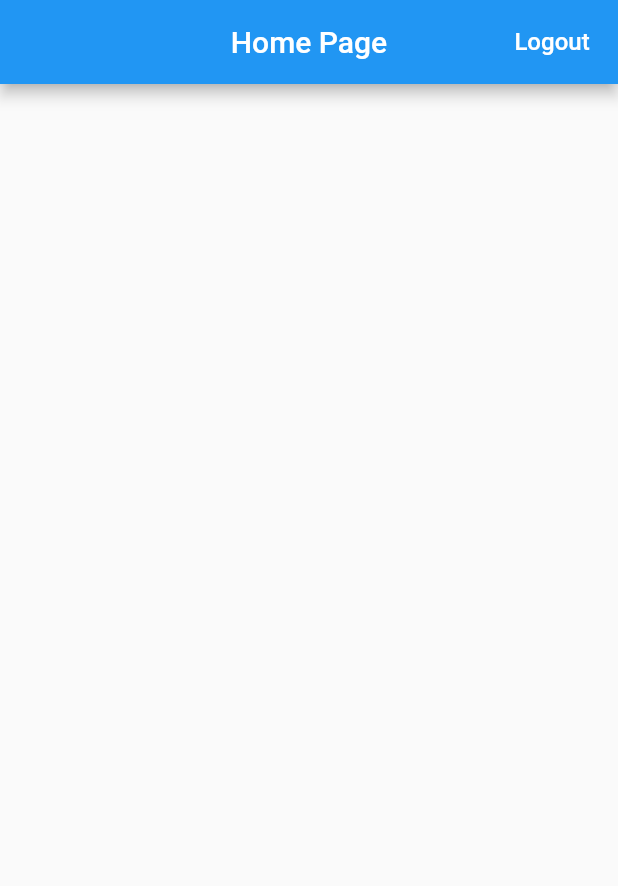
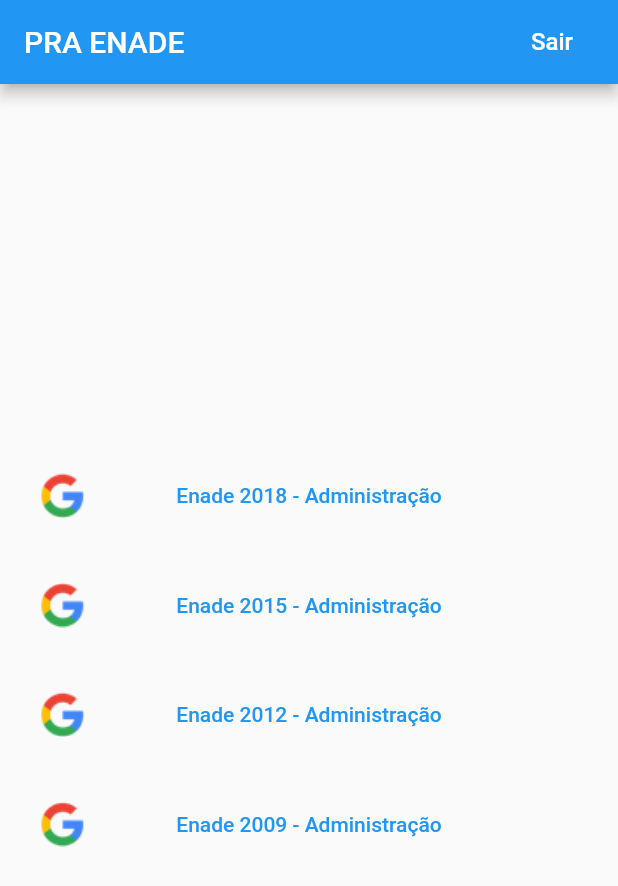
Before and after one commit to osvaldoj12/sec_enade, a Flutter app: the screen it shows once a user with an empty profile is signed in, on a phone screen of 412 x 824 dp. Shown: the top 886 px of the screen. Run offline on Flutter 3.47's test engine with Material 2 defaults, Android fonts, the phone set to English and light mode, and no system bars; our stand-ins replace firebase_auth, firebase_core, google_sign_in; missing offline and left inert: flutter_login_facebook; accounts and stored records are empty; network calls fail.

```diff
--- a/lib/pages/home_page.dart
+++ b/lib/pages/home_page.dart
@@ -1,5 +1,7 @@
 import 'package:flutter/material.dart';
 import 'package:sec_enade/auth/auth.dart';
+import 'package:sec_enade/pages/question_page.dart';
+// import 'package:sec_enade/pages/question_page.dart';
 
 class HomePage extends StatelessWidget {
   const HomePage({Key key, @required this.auth}) : super(key: key);
@@ -18,13 +20,12 @@ class HomePage extends StatelessWidget {
   Widget build(BuildContext context) {
     return Scaffold(
       appBar: AppBar(
-        title: Text('Home Page'),
-        centerTitle: true,
+        title: Text('PRA ENADE'),
         actions: [
           FlatButton(
             onPressed: _signOut,
             child: Text(
-              'Logout',
+              'Sair',
               style: TextStyle(
                 color: Colors.white,
                 fontSize: 16.0,
@@ -33,6 +34,42 @@ class HomePage extends StatelessWidget {
           ),
         ],
       ),
+      body: Container(
+        child: Column(
+          mainAxisAlignment: MainAxisAlignment.center,
+          children: <Widget>[
+            buildRow(
+                text: "Enade 2018 - Administração",
+                onPressed: () {
+                  Navigator.of(context).push(
+                      MaterialPageRoute(builder: (context) => QuestionPage()));
+                }),
+            SizedBox(height: 25),
+            buildRow(text: "Enade 2015 - Administração", onPressed: () {}),
+            SizedBox(height: 25),
+            buildRow(text: "Enade 2012 - Administração", onPressed: () {}),
+            SizedBox(height: 25),
+            buildRow(text: "Enade 2009 - Administração", onPressed: () {}),
+          ],
+        ),
+      ),
+    );
+  }
+
+  Widget buildRow({String text, VoidCallback onPressed}) {
+    return Row(
+      mainAxisAlignment: MainAxisAlignment.spaceAround,
+      children: <Widget>[
+        Image.asset('assets/google-logo.png'),
+        TextButton(
+          onPressed: onPressed,
+          child: Text(text),
+        ),
+        Opacity(
+          opacity: 0,
+          child: Image.asset('assets/google-logo.png'),
+        ),
+      ],
     );
   }
 }
--- a/lib/pages/sign_in/sign_in_page.dart
+++ b/lib/pages/sign_in/sign_in_page.dart
@@ -118,7 +118,7 @@ class SignInPage extends StatelessWidget {
                 ],
               ),
               SizedBox(height: 8.0),
-              Text('Or'),
+              Text('Ou'),
               SizedBox(height: 8.0),
               Column(
                 children: <Widget>[
--- a/pubspec.yaml
+++ b/pubspec.yaml
@@ -31,7 +31,7 @@ dependencies:
   firebase_auth: 0.18.2
   google_sign_in: 4.5.6
   flutter_login_facebook: 0.4.0+1
-
+  cloud_firestore: 0.14.2
 dev_dependencies:
   flutter_test:
     sdk: flutter
```
Also changed, not shown: lib/models/question_model.dart (added, +35 -0 lines), lib/pages/question_page.dart (added, +70 -0 lines), pubspec.lock, 1 other file.
